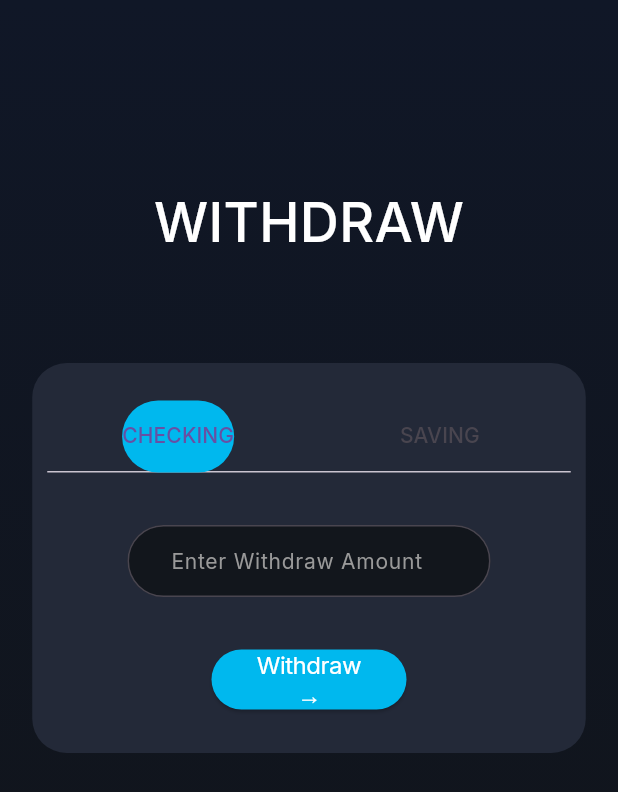
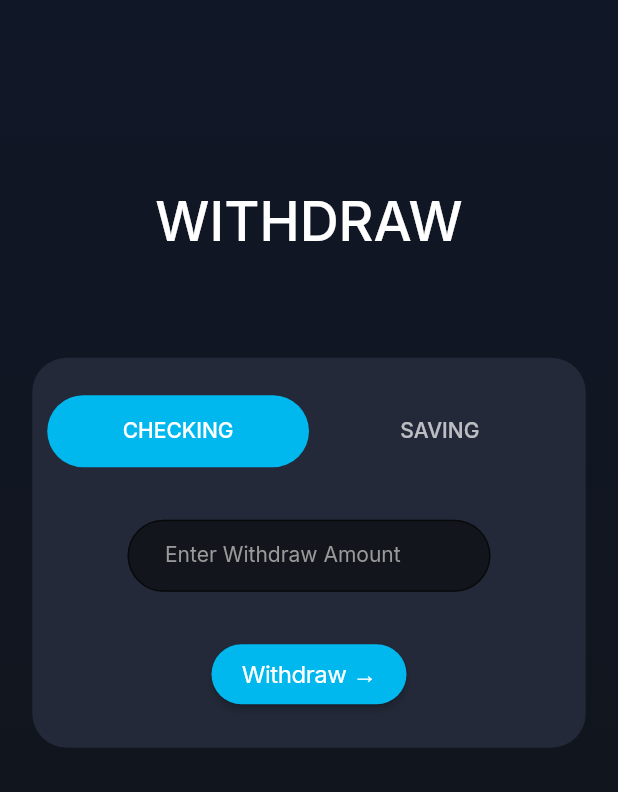
Before and after one commit to sawongam/ATM-App-in-Flutter, a Flutter app: the ManualCashWithdraw screen opened directly with empty values, on a phone screen of 412 x 824 dp. Shown: the top 792 px of the screen. Run offline on Flutter 3.47's test engine with Material 3 defaults, Android fonts, the phone set to English and light mode, and no system bars; our stand-ins replace fluttertoast, google_fonts, pinput; missing offline and left inert: encrypt.

Commit message:
folder structure reorganized

```diff
--- /dev/null
+++ b/lib/configs/themes.dart
@@ -0,0 +1,15 @@
+import 'package:flutter/material.dart';
+import 'package:google_fonts/google_fonts.dart';
+
+final ThemeData defaultTheme = ThemeData(
+  useMaterial3: false,
+  primaryColor: const Color(0xFF232938),
+  primarySwatch: Colors.grey,
+  scaffoldBackgroundColor: const Color(0xFF3c465c),
+  fontFamily: GoogleFonts.inter().fontFamily,
+  textTheme: const TextTheme(
+    bodyMedium: TextStyle(color: Colors.white),
+    bodySmall: TextStyle(color: Colors.white),
+    bodyLarge: TextStyle(color: Colors.white),
+  ),
+);
--- a/lib/UI/atm_number.dart
+++ b/lib/screens/atm_number.dart
@@ -1,4 +1,4 @@
-import 'package:atmproject/UI/atm_pin.dart';
+import 'package:atmproject/screens/atm_pin.dart';
 import 'package:flutter/material.dart';
 import 'package:fluttertoast/fluttertoast.dart';
 
--- a/lib/UI/atm_pin.dart
+++ b/lib/screens/atm_pin.dart
@@ -1,4 +1,4 @@
-import 'package:atmproject/UI/menu.dart';
+import 'package:atmproject/screens/menu.dart';
 import 'package:flutter/material.dart';
 import 'package:pinput/pinput.dart';
 
--- a/lib/UI/balance_check.dart
+++ b/lib/screens/balance_check.dart
@@ -1,8 +1,8 @@
 import 'dart:convert';
 import 'dart:io';
 
-import 'package:atmproject/Default/default_values.dart';
-import 'package:atmproject/UI/withdraw/withdraw.dart';
+import 'package:atmproject/configs/default.dart';
+import 'package:atmproject/screens/withdraw/withdraw.dart';
 import 'package:encrypt/encrypt.dart';
 import 'package:flutter/material.dart';
 
--- a/lib/UI/menu.dart
+++ b/lib/screens/menu.dart
@@ -1,6 +1,6 @@
-import 'package:atmproject/Services/setup_json.dart';
-import 'package:atmproject/UI/balance_check.dart';
-import 'package:atmproject/UI/withdraw/withdraw.dart';
+import 'package:atmproject/screens/balance_check.dart';
+import 'package:atmproject/screens/withdraw/withdraw.dart';
+import 'package:atmproject/utils/setup_json.dart';
 import 'package:flutter/material.dart';
 import 'package:flutter/services.dart';
 import 'package:fluttertoast/fluttertoast.dart';
--- a/lib/UI/withdraw/manual_withdraw/manual_cash_withdraw.dart
+++ b/lib/screens/withdraw/manual_withdraw/manual_cash_withdraw.dart
@@ -1,5 +1,5 @@
-import 'package:atmproject/UI/withdraw/manual_withdraw/checking_manual.dart';
-import 'package:atmproject/UI/withdraw/manual_withdraw/saving_manual.dart';
+import 'package:atmproject/screens/withdraw/manual_withdraw/checking_manual.dart';
+import 'package:atmproject/screens/withdraw/manual_withdraw/saving_manual.dart';
 import 'package:flutter/material.dart';
 
 class ManualCashWithdraw extends StatelessWidget {
--- a/lib/UI/withdraw/withdraw.dart
+++ b/lib/screens/withdraw/withdraw.dart
@@ -1,5 +1,5 @@
-import 'package:atmproject/UI/withdraw/tabs_withdraw/checking_container.dart';
-import 'package:atmproject/UI/withdraw/tabs_withdraw/saving_container.dart';
+import 'package:atmproject/screens/withdraw/tabs_withdraw/checking_container.dart';
+import 'package:atmproject/screens/withdraw/tabs_withdraw/saving_container.dart';
 import 'package:flutter/material.dart';
 
 class Withdraw extends StatelessWidget {
--- a/lib/Services/setup_json.dart
+++ b/lib/utils/setup_json.dart
@@ -1,6 +1,6 @@
 import 'dart:convert';
 import 'dart:io';
-import 'package:atmproject/Default/default_values.dart';
+import 'package:atmproject/configs/default.dart';
 import 'package:encrypt/encrypt.dart';
 
 Future<bool> setupJSON(String atmNo, String atmPIN) async {
--- a/lib/Services/transaction.dart
+++ b/lib/utils/transaction.dart
@@ -1,8 +1,8 @@
 import 'dart:convert';
 import 'dart:io';
 
-import 'package:atmproject/Default/default_values.dart';
-import 'package:atmproject/Services/success_dialog.dart';
+import 'package:atmproject/configs/default.dart';
+import 'package:atmproject/widgets/success_dialog.dart';
 import 'package:encrypt/encrypt.dart';
 import 'package:fluttertoast/fluttertoast.dart';
 
--- a/lib/Services/confirm_dialog.dart
+++ b/lib/widgets/confirm_dialog.dart
@@ -1,4 +1,4 @@
-import 'package:atmproject/Services/transaction.dart';
+import 'package:atmproject/utils/transaction.dart';
 import 'package:flutter/material.dart';
 
 void confirmDialog(
```
Also changed, not shown: lib/main.dart (+3 -13 lines), lib/screens/withdraw/manual_withdraw/checking_manual.dart (renamed from lib/UI/withdraw/manual_withdraw/saving_manual.dart, +4 -4 lines), lib/screens/withdraw/manual_withdraw/saving_manual.dart (renamed from lib/UI/withdraw/manual_withdraw/checking_manual.dart, +4 -4 lines), lib/screens/withdraw/tabs_withdraw/checking_container.dart (renamed from lib/UI/withdraw/tabs_withdraw/saving_container.dart, +6 -6 lines), lib/screens/withdraw/tabs_withdraw/saving_container.dart (renamed from lib/UI/withdraw/tabs_withdraw/checking_container.dart, +6 -6 lines), lib/configs/default.dart (renamed from lib/Default/default_values.dart), lib/widgets/success_dialog.dart (renamed from lib/Services/success_dialog.dart), pubspec.lock, 2 other files.
